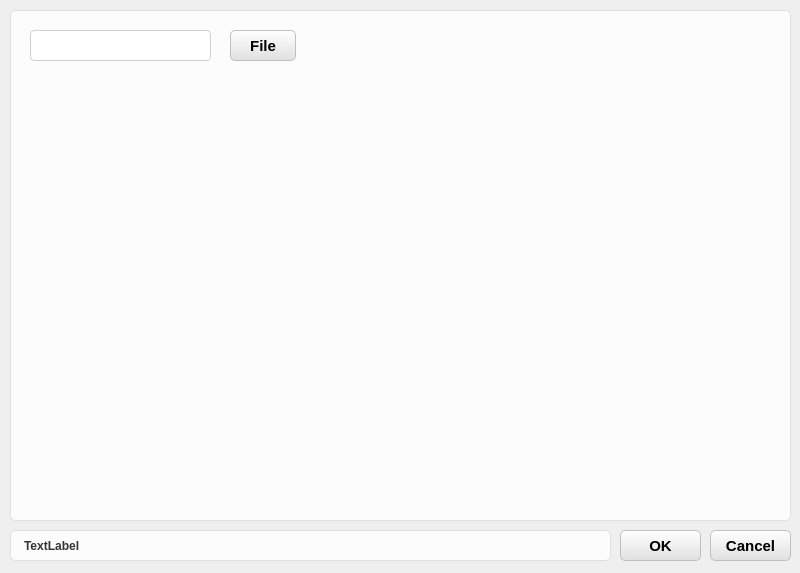
HeJun20250905/ProductProJect, file Solution/HuiRuMachineH/HuiRuMachineH/ChildDialog/FileDialog.ui: the form before one commit.
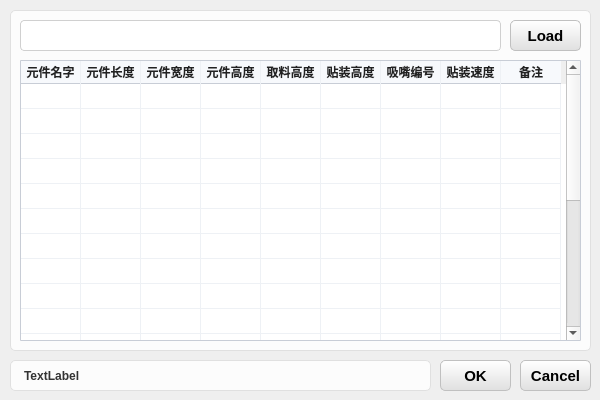
The form after the commit.

The edit to the form file:
```diff
--- a/Solution/HuiRuMachineH/HuiRuMachineH/ChildDialog/FileDialog.ui
+++ b/Solution/HuiRuMachineH/HuiRuMachineH/ChildDialog/FileDialog.ui
@@ -6,8 +6,8 @@
    <rect>
     <x>0</x>
     <y>0</y>
-    <width>800</width>
-    <height>573</height>
+    <width>600</width>
+    <height>400</height>
    </rect>
   </property>
   <property name="windowTitle">
@@ -67,24 +67,41 @@
 QTableWidget {
     background-color: #ffffff;
     border: 1px solid #c8cdd6;
-    border-radius: 5px;
+    border-radius: 1px;
     gridline-color: #eef1f5;
-    selection-background-color: #eef1f5;
     color: #222222;
 }
 
+/* 【关键修改】为选中状态单独设置背景色和文字颜色 */
+QTableWidget::item:selected {
+    background-color: #eef1f5;   /* 选中时的背景色（保持你原来的浅灰色） */
+    color: #222222;              /* 选中时的文字颜色（强制设为深灰色，避免变成白色） */
+}
+
 QTableWidget::item {
     padding: 2px 2px;
 }
 
-/* 表头样式（补充了右侧分割线） */
+/* 表头样式 */
 QHeaderView::section {
-    background-color: #ffffff;
+    background-color: #f7f9fc;
     border: none;
     border-bottom: 1px solid #c8cdd6;
-    border-right: 1px solid #eef1f5; /* ⚠️ 新增：给表头加上右侧分割线，区分不同列 */
-    padding: 2px 2px;
+    border-right: 1px solid #eef1f5;
+    padding: 0px 0px;
     color: #222222;
+    font-weight: bold;
+    text-align: left;
+}
+
+/* 鼠标悬停在表头上时的效果 */
+QHeaderView::section:hover {
+    background-color: #eef1f5;
+}
+
+/* 去掉表头最右侧多余的边框线 */
+QHeaderView::section:last {
+    border-right: none;
 }
 
 /* ================== QGroupBox 开始 ================== */
@@ -120,9 +137,9 @@
   <widget class="QPushButton" name="pushButton_OK">
    <property name="geometry">
     <rect>
-     <x>620</x>
-     <y>530</y>
-     <width>81</width>
+     <x>440</x>
+     <y>360</y>
+     <width>71</width>
      <height>31</height>
     </rect>
    </property>
@@ -140,9 +157,9 @@
   <widget class="QPushButton" name="pushButton_Cancel">
    <property name="geometry">
     <rect>
-     <x>710</x>
-     <y>530</y>
-     <width>81</width>
+     <x>520</x>
+     <y>360</y>
+     <width>71</width>
      <height>31</height>
     </rect>
    </property>
@@ -162,8 +179,8 @@
     <rect>
      <x>10</x>
      <y>0</y>
-     <width>781</width>
-     <height>521</height>
+     <width>581</width>
+     <height>351</height>
     </rect>
    </property>
    <property name="title">
@@ -172,19 +189,24 @@
    <widget class="QLineEdit" name="lineEdit">
     <property name="geometry">
      <rect>
-      <x>20</x>
-      <y>30</y>
-      <width>181</width>
+      <x>10</x>
+      <y>20</y>
+      <width>481</width>
       <height>31</height>
      </rect>
     </property>
+    <property name="font">
+     <font>
+      <pointsize>11</pointsize>
+     </font>
+    </property>
    </widget>
    <widget class="QPushButton" name="pushButton_AddFile">
     <property name="geometry">
      <rect>
-      <x>220</x>
-      <y>30</y>
-      <width>66</width>
+      <x>500</x>
+      <y>20</y>
+      <width>71</width>
       <height>31</height>
      </rect>
     </property>
@@ -196,16 +218,189 @@
      </font>
     </property>
     <property name="text">
-     <string>File</string>
+     <string>Load</string>
     </property>
    </widget>
+   <widget class="QTableWidget" name="tableWidget_Center">
+    <property name="geometry">
+     <rect>
+      <x>10</x>
+      <y>60</y>
+      <width>561</width>
+      <height>281</height>
+     </rect>
+    </property>
+    <attribute name="horizontalHeaderVisible">
+     <bool>true</bool>
+    </attribute>
+    <attribute name="horizontalHeaderMinimumSectionSize">
+     <number>20</number>
+    </attribute>
+    <attribute name="horizontalHeaderDefaultSectionSize">
+     <number>60</number>
+    </attribute>
+    <attribute name="horizontalHeaderStretchLastSection">
+     <bool>false</bool>
+    </attribute>
+    <attribute name="verticalHeaderVisible">
+     <bool>false</bool>
+    </attribute>
+    <attribute name="verticalHeaderDefaultSectionSize">
+     <number>25</number>
+    </attribute>
+    <row>
+     <property name="text">
+      <string>新建行</string>
+     </property>
+    </row>
+    <row>
+     <property name="text">
+      <string>新建行</string>
+     </property>
+    </row>
+    <row>
+     <property name="text">
+      <string>新建行</string>
+     </property>
+    </row>
+    <row>
+     <property name="text">
+      <string>新建行</string>
+     </property>
+    </row>
+    <row>
+     <property name="text">
+      <string>新建行</string>
+     </property>
+    </row>
+    <row>
+     <property name="text">
+      <string>新建行</string>
+     </property>
+    </row>
+    <row>
+     <property name="text">
+      <string>新建行</string>
+     </property>
+    </row>
+    <row>
+     <property name="text">
+      <string>新建行</string>
+     </property>
+    </row>
+    <row>
+     <property name="text">
+      <string>新建行</string>
+     </property>
+    </row>
+    <row>
+     <property name="text">
+      <string>新建行</string>
+     </property>
+    </row>
+    <row>
+     <property name="text">
+      <string>新建行</string>
+     </property>
+    </row>
+    <row>
+     <property name="text">
+      <string>新建行</string>
+     </property>
+    </row>
+    <row>
+     <property name="text">
+      <string>新建行</string>
+     </property>
+    </row>
+    <row>
+     <property name="text">
+      <string>新建行</string>
+     </property>
+    </row>
+    <row>
+     <property name="text">
+      <string>新建行</string>
+     </property>
+    </row>
+    <row>
+     <property name="text">
+      <string>新建行</string>
+     </property>
+    </row>
+    <row>
+     <property name="text">
+      <string>新建行</string>
+     </property>
+    </row>
+    <row>
+     <property name="text">
+      <string>新建行</string>
+     </property>
+    </row>
+    <row>
+     <property name="text">
+      <string>新建行</string>
+     </property>
+    </row>
+    <row>
+     <property name="text">
+      <string>新建行</string>
+     </property>
+    </row>
+    <column>
+     <property name="text">
+      <string>元件名字</string>
+     </property>
+    </column>
+    <column>
+     <property name="text">
+      <string>元件长度</string>
+     </property>
+    </column>
+    <column>
+     <property name="text">
+      <string>元件宽度</string>
+     </property>
+    </column>
+    <column>
+     <property name="text">
+      <string>元件高度</string>
+     </property>
+    </column>
+    <column>
+     <property name="text">
+      <string>取料高度</string>
+     </property>
+    </column>
+    <column>
+     <property name="text">
+      <string>贴装高度</string>
+     </property>
+    </column>
+    <column>
+     <property name="text">
+      <string>吸嘴编号</string>
+     </property>
+    </column>
+    <column>
+     <property name="text">
+      <string>贴装速度</string>
+     </property>
+    </column>
+    <column>
+     <property name="text">
+      <string>备注</string>
+     </property>
+    </column>
+   </widget>
   </widget>
   <widget class="QLabel" name="label">
    <property name="geometry">
     <rect>
      <x>10</x>
-     <y>530</y>
-     <width>601</width>
+     <y>360</y>
+     <width>421</width>
      <height>31</height>
     </rect>
    </property>
```
Left out of the diff: 4 changed lines with no effect on the pictures.
